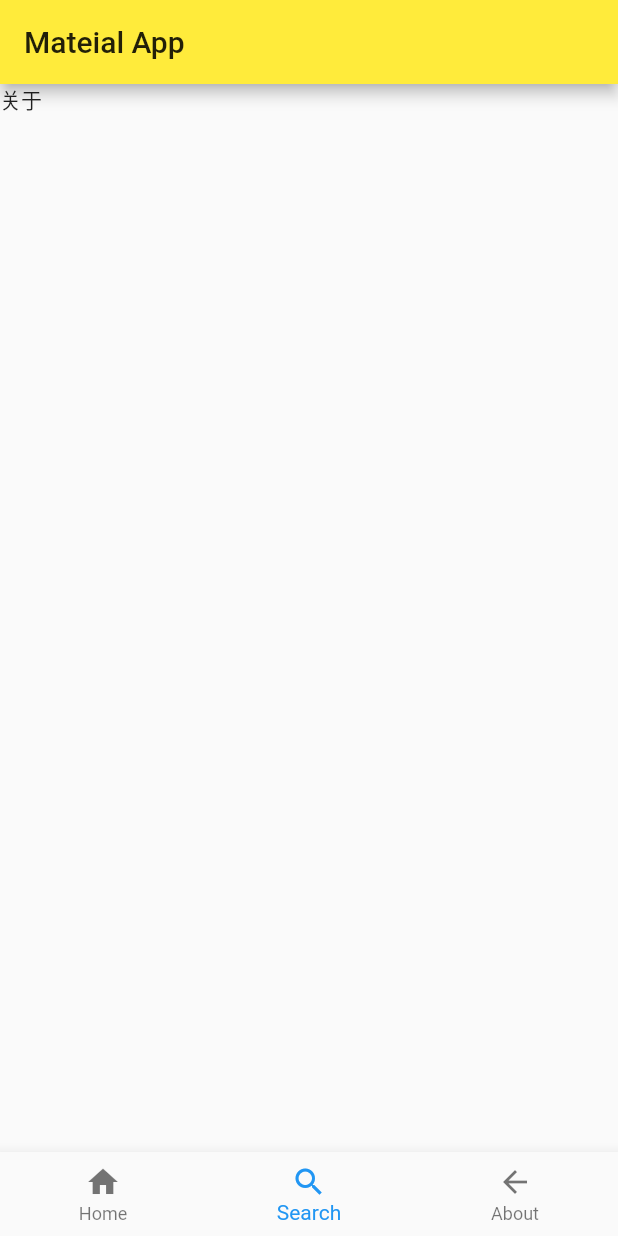
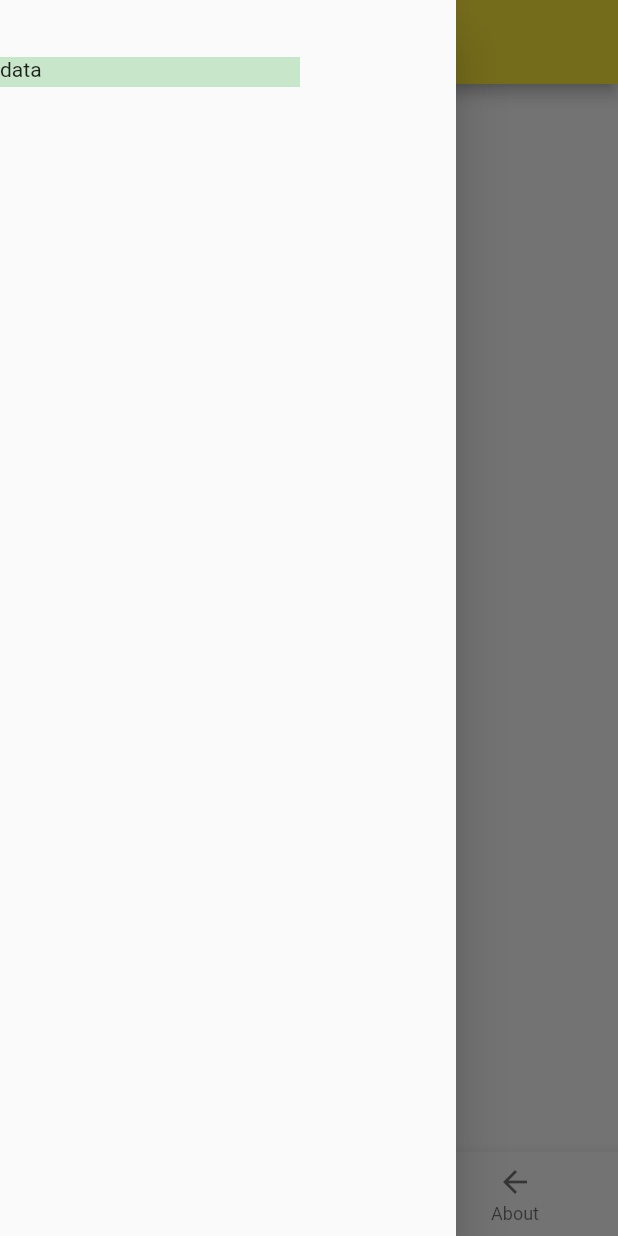
Before and after one commit to gaowei1012/flutter_learn, a Flutter app: the screen it shows after launch, with the side drawer open (before the commit the screen has no drawer), on a phone screen of 412 x 824 dp. Run offline on Flutter 3.47's test engine with Material 2 defaults, Android fonts, the phone set to English and light mode, and no system bars; our stand-ins replace dio, flutter_swiper, font_awesome_flutter; missing offline and left inert: random_pk.

Commit message:
add drawer

```diff
--- /dev/null
+++ b/lib/page/drawer_page.dart
@@ -0,0 +1,32 @@
+import 'package:flutter/material.dart';
+
+class DrawerPage extends StatefulWidget {
+  @override
+  _DrawerPageState createState() => _DrawerPageState();
+}
+
+class _DrawerPageState extends State<DrawerPage> {
+  @override
+  Widget build(BuildContext context) {
+    return Drawer(
+      child: MediaQuery.removePadding(
+        removeTop: true,
+        context: context,
+        child: Column(
+          crossAxisAlignment: CrossAxisAlignment.start,
+          children: [
+            Padding(
+              padding: EdgeInsets.only(top: 38),
+              child: Container(
+                width: 200,
+                height: 20,
+                color: Colors.green[100],
+                child: Text('data'),
+              ),
+            ),
+          ],
+        ),
+      ),
+    );
+  }
+}
--- a/lib/page/root_page.dart
+++ b/lib/page/root_page.dart
@@ -1,5 +1,6 @@
 import 'package:flutter/material.dart';
 import 'package:music/page/about/about_page.dart';
+import 'package:music/page/drawer_page.dart';
 import 'package:music/page/home/home_page.dart';
 import 'package:music/page/setting/setting_page.dart';
 
@@ -24,6 +25,9 @@ class _RootPageState extends State<RootPage> {
       appBar: AppBar(
         title: Text('Mateial App'),
       ),
+      drawer: DrawerPage(),
+
+      /// 底部 bottom
       bottomNavigationBar: BottomNavigationBar(
         items: [
           BottomNavigationBarItem(icon: Icon(Icons.home), label: 'Home'),
@@ -35,6 +39,8 @@ class _RootPageState extends State<RootPage> {
         fixedColor: Colors.blue,
         onTap: _onTap,
       ),
+
+      /// 内容显示
       body: list[_currentIndex],
     );
   }
```
